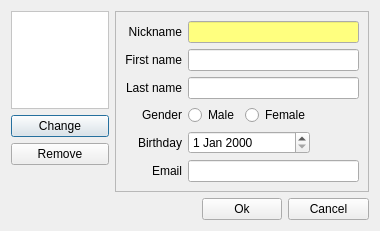
Before: the Qt Designer form GuiEditVCard.ui in hwgao/beebeep, drawn with Qt 5.
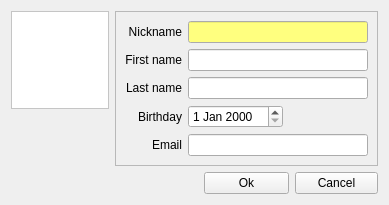
After: the same form once the commit is applied. Icons and pictures are not drawn.

Commit message: automatic file name: bug fixed gender removed from VCard show menu bar removed from settngs translation IT completed

```diff
--- a/GuiEditVCard.ui
+++ b/GuiEditVCard.ui
@@ -6,15 +6,15 @@
    <rect>
     <x>0</x>
     <y>0</y>
-    <width>380</width>
-    <height>217</height>
+    <width>389</width>
+    <height>194</height>
    </rect>
   </property>
   <property name="windowTitle">
    <string>Dialog</string>
   </property>
   <layout class="QGridLayout" name="gridLayout_2">
-   <item row="0" column="0">
+   <item row="0" column="0" colspan="2">
     <widget class="QLabel" name="mp_lPhoto">
      <property name="sizePolicy">
       <sizepolicy hsizetype="Fixed" vsizetype="Fixed">
@@ -112,7 +112,7 @@
      </property>
     </widget>
    </item>
-   <item row="0" column="1" rowspan="4" colspan="3">
+   <item row="0" column="2" rowspan="3" colspan="3">
     <widget class="QFrame" name="mp_frame">
      <property name="frameShape">
       <enum>QFrame::StyledPanel</enum>
@@ -213,43 +213,6 @@
        </widget>
       </item>
       <item row="3" column="0">
-       <widget class="QLabel" name="mp_lGender">
-        <property name="text">
-         <string>Gender</string>
-        </property>
-        <property name="alignment">
-         <set>Qt::AlignRight|Qt::AlignTrailing|Qt::AlignVCenter</set>
-        </property>
-       </widget>
-      </item>
-      <item row="3" column="1">
-       <widget class="QRadioButton" name="mp_rbMale">
-        <property name="text">
-         <string>Male</string>
-        </property>
-       </widget>
-      </item>
-      <item row="3" column="2">
-       <widget class="QRadioButton" name="mp_rbFemale">
-        <property name="text">
-         <string>Female</string>
-        </property>
-       </widget>
-      </item>
-      <item row="3" column="3">
-       <spacer name="horizontalSpacer_3">
-        <property name="orientation">
-         <enum>Qt::Horizontal</enum>
-        </property>
-        <property name="sizeHint" stdset="0">
-         <size>
-          <width>55</width>
-          <height>20</height>
-         </size>
-        </property>
-       </spacer>
-      </item>
-      <item row="4" column="0">
        <widget class="QLabel" name="mp_lBirthday">
         <property name="text">
          <string>Birthday</string>
@@ -259,10 +222,10 @@
         </property>
        </widget>
       </item>
-      <item row="4" column="1" colspan="2">
+      <item row="3" column="1" colspan="2">
        <widget class="QDateEdit" name="mp_deBirthday"/>
       </item>
-      <item row="4" column="3">
+      <item row="3" column="3">
        <spacer name="horizontalSpacer_2">
         <property name="orientation">
          <enum>Qt::Horizontal</enum>
@@ -275,7 +238,7 @@
         </property>
        </spacer>
       </item>
-      <item row="5" column="0">
+      <item row="4" column="0">
        <widget class="QLabel" name="mp_lEmail">
         <property name="text">
          <string>Email</string>
@@ -285,7 +248,7 @@
         </property>
        </widget>
       </item>
-      <item row="5" column="1" colspan="3">
+      <item row="4" column="1" colspan="3">
        <widget class="QLineEdit" name="mp_leEmail">
         <property name="maxLength">
          <number>80</number>
@@ -296,32 +259,81 @@
     </widget>
    </item>
    <item row="1" column="0">
-    <widget class="QPushButton" name="mp_pbChangePhoto">
-     <property name="maximumSize">
+    <spacer name="horizontalSpacer_3">
+     <property name="orientation">
+      <enum>Qt::Horizontal</enum>
+     </property>
+     <property name="sizeHint" stdset="0">
       <size>
-       <width>16777215</width>
-       <height>16777215</height>
+       <width>17</width>
+       <height>20</height>
       </size>
      </property>
-     <property name="toolTip">
-      <string>Change photo</string>
-     </property>
-     <property name="text">
-      <string>Change</string>
-     </property>
-    </widget>
+    </spacer>
    </item>
-   <item row="2" column="0">
-    <widget class="QPushButton" name="mp_pbRemovePhoto">
-     <property name="toolTip">
-      <string>Remove photo</string>
+   <item row="1" column="1">
+    <layout class="QHBoxLayout" name="horizontalLayout">
+     <property name="spacing">
+      <number>2</number>
      </property>
-     <property name="text">
-      <string>Remove</string>
-     </property>
-    </widget>
+     <item>
+      <widget class="QPushButton" name="mp_pbChangePhoto">
+       <property name="maximumSize">
+        <size>
+         <width>34</width>
+         <height>34</height>
+        </size>
+       </property>
+       <property name="toolTip">
+        <string>Add or change photo</string>
+       </property>
+       <property name="icon">
+        <iconset resource="beebeep.qrc">
+         <normaloff>:/images/add.png</normaloff>:/images/add.png</iconset>
+       </property>
+       <property name="iconSize">
+        <size>
+         <width>32</width>
+         <height>32</height>
+        </size>
+       </property>
+       <property name="flat">
+        <bool>true</bool>
+       </property>
+      </widget>
+     </item>
+     <item>
+      <widget class="QPushButton" name="mp_pbRemovePhoto">
+       <property name="maximumSize">
+        <size>
+         <width>34</width>
+         <height>34</height>
+        </size>
+       </property>
+       <property name="toolTip">
+        <string>Remove photo</string>
+       </property>
+       <property name="text">
+        <string/>
+       </property>
+       <property name="icon">
+        <iconset resource="beebeep.qrc">
+         <normaloff>:/images/remove.png</normaloff>:/images/remove.png</iconset>
+       </property>
+       <property name="iconSize">
+        <size>
+         <width>32</width>
+         <height>32</height>
+        </size>
+       </property>
+       <property name="flat">
+        <bool>true</bool>
+       </property>
+      </widget>
+     </item>
+    </layout>
    </item>
-   <item row="3" column="0">
+   <item row="2" column="1">
     <spacer name="verticalSpacer">
      <property name="orientation">
       <enum>Qt::Vertical</enum>
@@ -334,7 +346,7 @@
      </property>
     </spacer>
    </item>
-   <item row="4" column="0" colspan="2">
+   <item row="3" column="0" colspan="3">
     <spacer name="horizontalSpacer">
      <property name="orientation">
       <enum>Qt::Horizontal</enum>
@@ -347,14 +359,14 @@
      </property>
     </spacer>
    </item>
-   <item row="4" column="2">
+   <item row="3" column="3">
     <widget class="QPushButton" name="mp_pbOk">
      <property name="text">
       <string>Ok</string>
      </property>
     </widget>
    </item>
-   <item row="4" column="3">
+   <item row="3" column="4">
     <widget class="QPushButton" name="mp_pbCancel">
      <property name="text">
       <string>Cancel</string>
```
Left out of the diff: 6 changed lines with no effect on the pictures. The commit also changes 18 other files.
